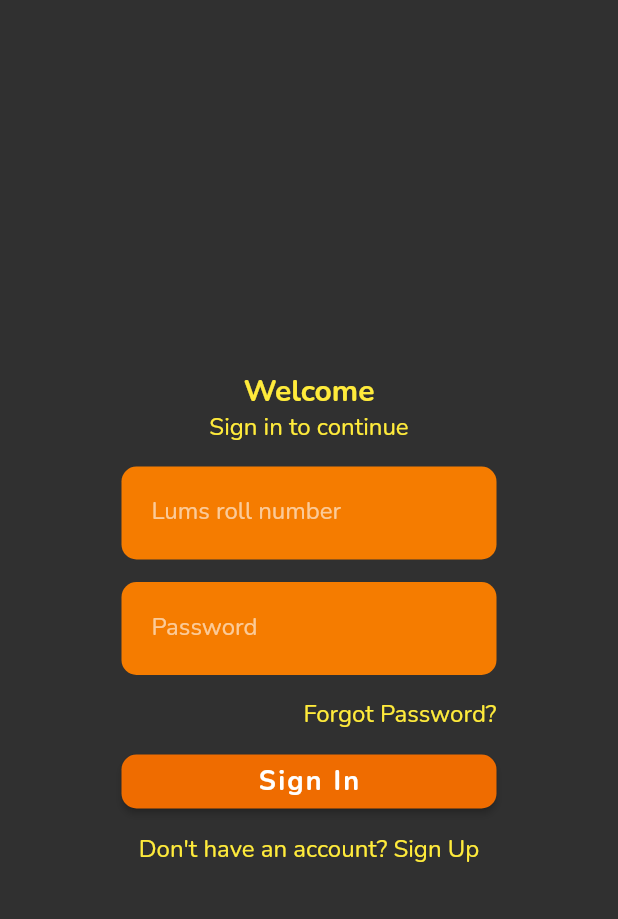
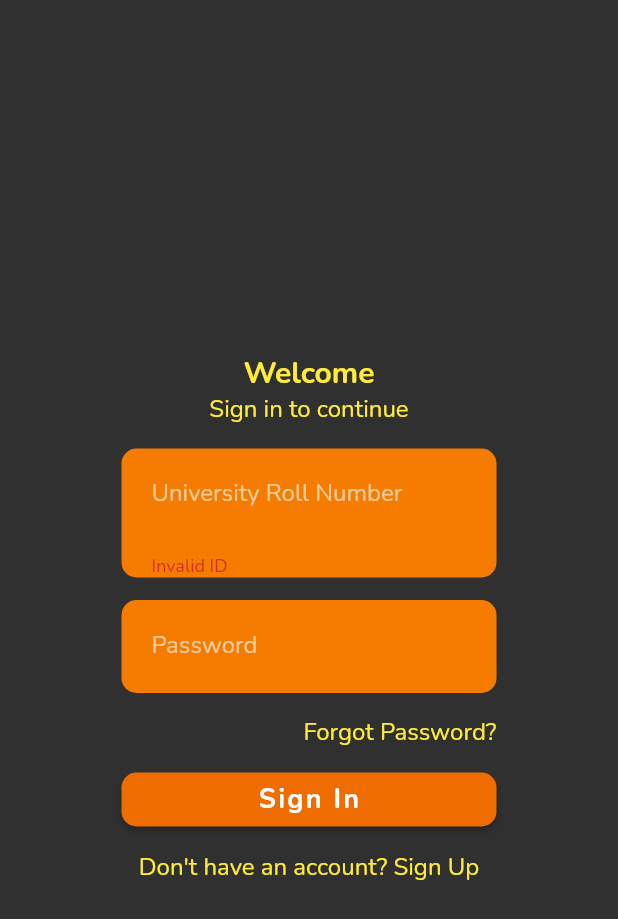
Before and after one commit to suleman-mahmood/card-pay, a Flutter app: the LoginScreen screen opened by its route, after a tap on "Sign In", on a phone screen of 412 x 824 dp. Shown: the top 919 px of the screen. Run offline on Flutter 3.47's test engine with Material 2 defaults, Android fonts, the light colour scheme and no system bars; our stand-ins replace cloud_firestore, cloud_functions, firebase_auth, firebase_core, font_awesome_flutter, google_fonts and 3 more; accounts and stored records are empty; network calls fail.

Commit message:
Updated SignIn - Added Validation on roll number etc (#17)
* Updated SignIn - Added Validation on roll number etc

* added error widget on UI

* added maps for error messages

Co-authored-by: Suleman Mahmood <sulemanmahmood99@gmail.com>

```diff
--- a/frontend-flutter/lib/login/login.dart
+++ b/frontend-flutter/lib/login/login.dart
@@ -1,19 +1,54 @@
 import 'package:cardpay/services/auth.dart';
-import 'package:cardpay/services/models.dart';
+import 'package:cardpay/services/models.dart' as model;
+import 'package:cardpay/services/utils.dart';
+import 'package:cardpay/services/validation.dart';
+import 'package:cardpay/shared/error.dart' as err;
+import 'package:firebase_auth/firebase_auth.dart';
 import 'package:flutter/material.dart';
 import 'package:flutter/src/foundation/key.dart';
 import 'package:flutter/src/widgets/framework.dart';
+import "package:provider/src/provider.dart";
 
 class LoginScreen extends StatelessWidget {
-  RollNumber rollNumber = RollNumber();
+  model.RollNumber rollNumber = model.RollNumber();
   String password = '';
 
   LoginScreen({Key? key}) : super(key: key);
+  final _signInFormKey = GlobalKey<FormState>();
+
+  void _submit(BuildContext context) async {
+    context.read<model.ErrorModel>().errorResolved();
+
+    if (!_signInFormKey.currentState!.validate()) {
+      return;
+    }
+
+    try {
+      await AuthService().signIn(rollNumber, password);
+    } on FirebaseAuthException catch (e) {
+      if (codeToMessage.containsKey(e.code)) {
+        context
+            .read<model.ErrorModel>()
+            .errorOcurred(e.code, codeToMessage[e.code]);
+        printError(codeToMessage[e.code]);
+      } else {
+        context.read<model.ErrorModel>().errorOcurred(
+              e.code,
+              "Unknown exception thrown: ${e.code}",
+            );
+        printError("Unknown exception thrown: ${e.code}");
+      }
+      return;
+    }
+    Navigator.pushNamed(context, '/dashboard');
+  }
 
   @override
   Widget build(BuildContext context) {
     return Scaffold(
       body: Center(
+        child: Form(
+          key: _signInFormKey,
           child: Column(
             mainAxisAlignment: MainAxisAlignment.center,
             children: [
@@ -31,47 +66,57 @@
               ),
               Container(
                 width: 250,
-              margin: EdgeInsets.only(top: 15),
-              padding: EdgeInsets.only(left: 20),
+                margin: const EdgeInsets.only(top: 15),
+                padding: const EdgeInsets.only(left: 20),
                 decoration: BoxDecoration(
-                borderRadius: BorderRadius.all(
+                  borderRadius: const BorderRadius.all(
                     Radius.circular(10),
                   ),
                   color: Colors.orange[700],
                 ),
-              child: TextField(
-                onChanged: (String rollNumberValue) {
-                  rollNumber.setRollNumber = rollNumberValue;
-                },
-                decoration: InputDecoration(
-                  labelText: 'Lums roll number',
+                child: TextFormField(
+                  autovalidateMode: AutovalidateMode.onUserInteraction,
+                  onChanged: (rollNumberValue) =>
+                      rollNumber.setRollNumber = rollNumberValue,
+                  decoration: const InputDecoration(
+                    labelText: 'University Roll Number',
                     border: InputBorder.none,
                   ),
+                  validator: (rollNumberValue) {
+                    if (rollNumberValue == null) {
+                      return "Please enter Roll Number";
+                    }
+                    if (!rollNumberValue.isValidRollNumber) {
+                      return "Invalid ID";
+                    }
+                    return null;
+                  },
                 ),
               ),
               Container(
                 width: 250,
-              margin: EdgeInsets.only(top: 15),
-              padding: EdgeInsets.only(left: 20),
+                margin: const EdgeInsets.only(top: 15),
+                padding: const EdgeInsets.only(left: 20),
                 decoration: BoxDecoration(
-                borderRadius: BorderRadius.all(
+                  borderRadius: const BorderRadius.all(
                     Radius.circular(10),
                   ),
                   color: Colors.orange[700],
                 ),
-              child: TextField(
-                onChanged: (String passwordValue) {
-                  password = passwordValue;
-                },
-                decoration: InputDecoration(
+                child: TextFormField(
+                  obscureText: true,
+                  autovalidateMode: AutovalidateMode.onUserInteraction,
+                  onChanged: (passwordValue) => password = passwordValue,
+                  decoration: const InputDecoration(
                     labelText: 'Password',
                     border: InputBorder.none,
                   ),
                 ),
               ),
+              const err.ErrorWidget(),
               Container(
                 width: 250,
-              padding: EdgeInsets.only(top: 15),
+                padding: const EdgeInsets.only(top: 15),
                 child: Row(
                   mainAxisAlignment: MainAxisAlignment.end,
                   children: [
@@ -88,34 +133,30 @@
               ),
               Container(
                 width: 250,
-              margin: EdgeInsets.only(top: 10),
+                margin: const EdgeInsets.only(top: 10),
                 child: MaterialButton(
                   color: Colors.orange[800],
                   shape: RoundedRectangleBorder(
                     borderRadius: BorderRadius.circular(10),
                   ),
-                onPressed: () async {
-                  if (await AuthService().signIn(rollNumber, password)) {
-                    Navigator.pushNamed(context, '/dashboard');
-                  }
-                },
-                child: Text(
+                  onPressed: () => _submit(context),
+                  child: const Text(
                     'Sign In',
                   ),
                 ),
               ),
               Container(
                 width: 250,
-              margin: EdgeInsets.only(top: 10),
+                margin: const EdgeInsets.only(top: 10),
                 child: Row(
                   mainAxisAlignment: MainAxisAlignment.center,
                   children: [
-                  Text(
+                    const Text(
                       "Don't have an account? ",
                     ),
                     GestureDetector(
                       onTap: () => Navigator.pushNamed(context, '/signup'),
-                    child: Text(
+                      child: const Text(
                         "Sign Up",
                       ),
                     ),
@@ -125,6 +166,7 @@
             ],
           ),
         ),
+      ),
     );
   }
 }
--- a/frontend-flutter/lib/main.dart
+++ b/frontend-flutter/lib/main.dart
@@ -54,6 +54,9 @@
           return MultiProvider(
             providers: [
               ChangeNotifierProvider<model.User>(create: (_) => model.User()),
+              ChangeNotifierProvider<model.ErrorModel>(
+                create: (_) => model.ErrorModel(),
+              ),
             ],
             child: MaterialApp(
               routes: appRoutes,
--- a/frontend-flutter/lib/services/models.dart
+++ b/frontend-flutter/lib/services/models.dart
@@ -20,10 +20,34 @@
   RollNumber({this.rollNumber = ''});
 
   String get getRollNumber => rollNumber;
-  String get getEmail => '$rollNumber@lums.edu,pk';
+  String get getEmail => '$rollNumber@lums.edu.pk';
 
   set setRollNumber(String rn) {
     rollNumber = rn;
+  }
+}
+
+class ErrorModel extends ChangeNotifier {
+  bool hasError;
+  String code;
+  String message;
+
+  ErrorModel({this.hasError = false, this.message = "", this.code = ""});
+
+  void errorOcurred(String code, String message) {
+    this.hasError = true;
+    this.code = code;
+    this.message = message;
+
+    notifyListeners();
+  }
+
+  void errorResolved() {
+    this.hasError = false;
+    this.code = "";
+    this.message = "";
+
+    notifyListeners();
   }
 }
 
--- a/frontend-flutter/lib/services/utils.dart
+++ b/frontend-flutter/lib/services/utils.dart
@@ -10,3 +10,12 @@
 void printInGreen(String text) {
   print('\x1B[32m$text\x1B[0m');
 }
+
+final Map codeToMessage = {
+  "wrong-password": "Incorrect Password",
+  "user-not-found": "User not found",
+  "user-disabled": "Cannot login, Please contact helpline",
+  "too-many-requests": "Too many requests. Try again later.",
+  "email-already-in-use": "Roll number is already registered",
+  "weak-password": "Weak Password",
+};
--- /dev/null
+++ b/frontend-flutter/lib/shared/error.dart
@@ -0,0 +1,28 @@
+import 'package:flutter/material.dart';
+import 'package:flutter/src/foundation/key.dart';
+import 'package:flutter/src/widgets/framework.dart';
+import 'package:flutter/widgets.dart';
+import 'package:provider/src/provider.dart';
+import 'package:cardpay/services/models.dart' as model;
+
+class ErrorWidget extends StatelessWidget {
+  const ErrorWidget({Key? key}) : super(key: key);
+
+  @override
+  Widget build(BuildContext context) {
+    var error = context.watch<model.ErrorModel>();
+
+    if (error.hasError) {
+      return Container(
+        margin: EdgeInsets.only(top: 10),
+        width: 250,
+        child: Text(
+          error.message,
+          style: TextStyle(color: Colors.red[500]),
+          textAlign: TextAlign.center,
+        ),
+      );
+    }
+    return const SizedBox.shrink();
+  }
+}
```
Also changed, not shown: frontend-flutter/lib/services/auth.dart (+9 -29 lines), frontend-flutter/lib/services/functions.dart (+2 -14 lines), frontend-flutter/lib/signup/signup.dart (+48 -15 lines). Lines whose indentation alone changed are shown as unchanged.
